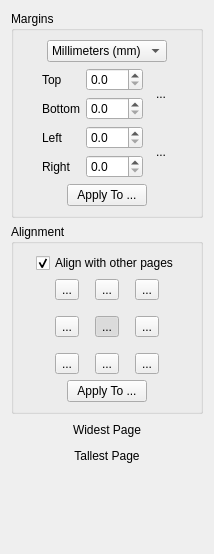
ImageProcessing-ElectronicPublications/scantailor-deviant, file filters/page_layout/ui/PageLayoutOptionsWidget.ui: the form before one commit.
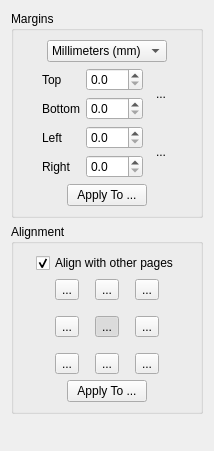
The form after the commit. Icons and pictures are not drawn.

Commit message: Page sorting for the Page Layout stage.

Diff of the .ui file:
```diff
--- a/filters/page_layout/ui/PageLayoutOptionsWidget.ui
+++ b/filters/page_layout/ui/PageLayoutOptionsWidget.ui
@@ -1,12 +1,12 @@
 <ui version="4.0" >
  <class>PageLayoutOptionsWidget</class>
- <widget class="QWidget" name="PageLayoutOptionsWidget" >
-  <property name="geometry" >
+ <widget class="QWidget" name="PageLayoutOptionsWidget">
+  <property name="geometry">
    <rect>
     <x>0</x>
     <y>0</y>
     <width>214</width>
-    <height>554</height>
+    <height>451</height>
    </rect>
   </property>
   <property name="windowTitle" >
@@ -584,94 +584,8 @@
     </widget>
    </item>
    <item>
-    <layout class="QHBoxLayout" name="horizontalLayout_8" >
-     <item>
-      <spacer name="horizontalSpacer_13" >
-       <property name="orientation" >
-        <enum>Qt::Horizontal</enum>
-       </property>
-       <property name="sizeHint" stdset="0" >
-        <size>
-         <width>40</width>
-         <height>20</height>
-        </size>
-       </property>
-      </spacer>
-     </item>
-     <item>
-      <widget class="QLabel" name="widestPageLink" >
-       <property name="toolTip" >
-        <string>Go to the widest page.</string>
-       </property>
-       <property name="text" >
-        <string>Widest Page</string>
-       </property>
-       <property name="alignment" >
-        <set>Qt::AlignCenter</set>
-       </property>
-      </widget>
-     </item>
-     <item>
-      <spacer name="horizontalSpacer_14" >
-       <property name="orientation" >
-        <enum>Qt::Horizontal</enum>
-       </property>
-       <property name="sizeHint" stdset="0" >
-        <size>
-         <width>40</width>
-         <height>20</height>
-        </size>
-       </property>
-      </spacer>
-     </item>
-    </layout>
-   </item>
-   <item>
-    <layout class="QHBoxLayout" name="horizontalLayout_7" >
-     <item>
-      <spacer name="horizontalSpacer_15" >
-       <property name="orientation" >
-        <enum>Qt::Horizontal</enum>
-       </property>
-       <property name="sizeHint" stdset="0" >
-        <size>
-         <width>40</width>
-         <height>20</height>
-        </size>
-       </property>
-      </spacer>
-     </item>
-     <item>
-      <widget class="QLabel" name="tallestPageLink" >
-       <property name="toolTip" >
-        <string>Go to the tallest page.</string>
-       </property>
-       <property name="text" >
-        <string>Tallest Page</string>
-       </property>
-       <property name="alignment" >
-        <set>Qt::AlignCenter</set>
-       </property>
-      </widget>
-     </item>
-     <item>
-      <spacer name="horizontalSpacer_16" >
-       <property name="orientation" >
-        <enum>Qt::Horizontal</enum>
-       </property>
-       <property name="sizeHint" stdset="0" >
-        <size>
-         <width>40</width>
-         <height>20</height>
-        </size>
-       </property>
-      </spacer>
-     </item>
-    </layout>
-   </item>
-   <item>
-    <spacer name="verticalSpacer" >
-     <property name="orientation" >
+    <spacer name="verticalSpacer">
+     <property name="orientation">
       <enum>Qt::Vertical</enum>
      </property>
      <property name="sizeHint" stdset="0" >
```
Left out of the diff: 365 changed lines with no effect on the pictures. The commit also changes 13 other files.
